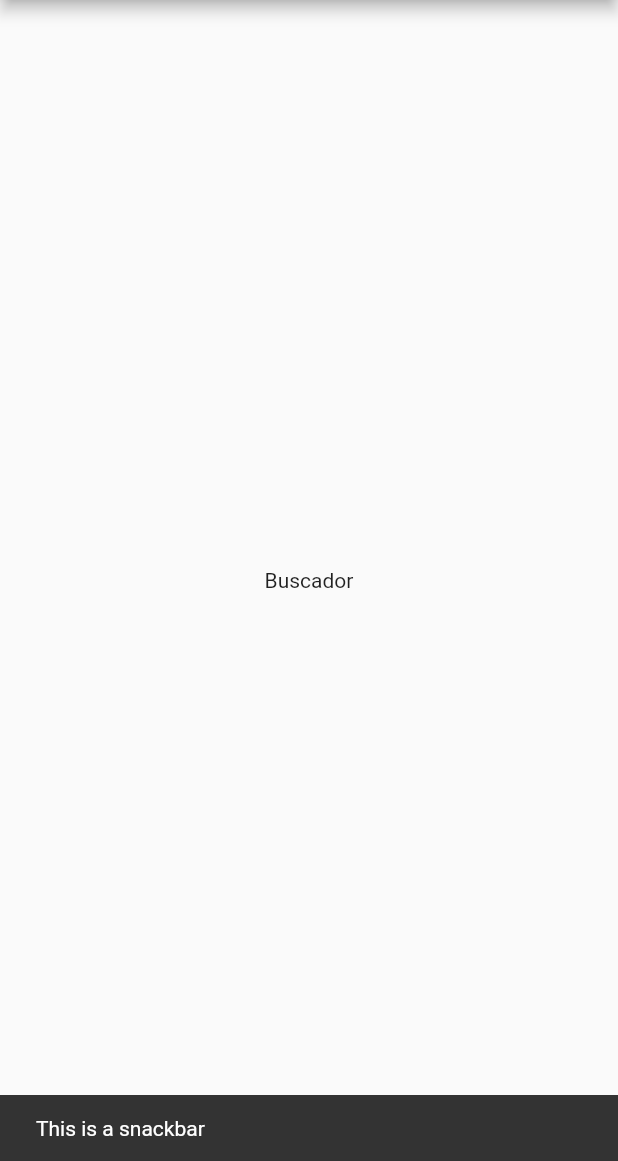
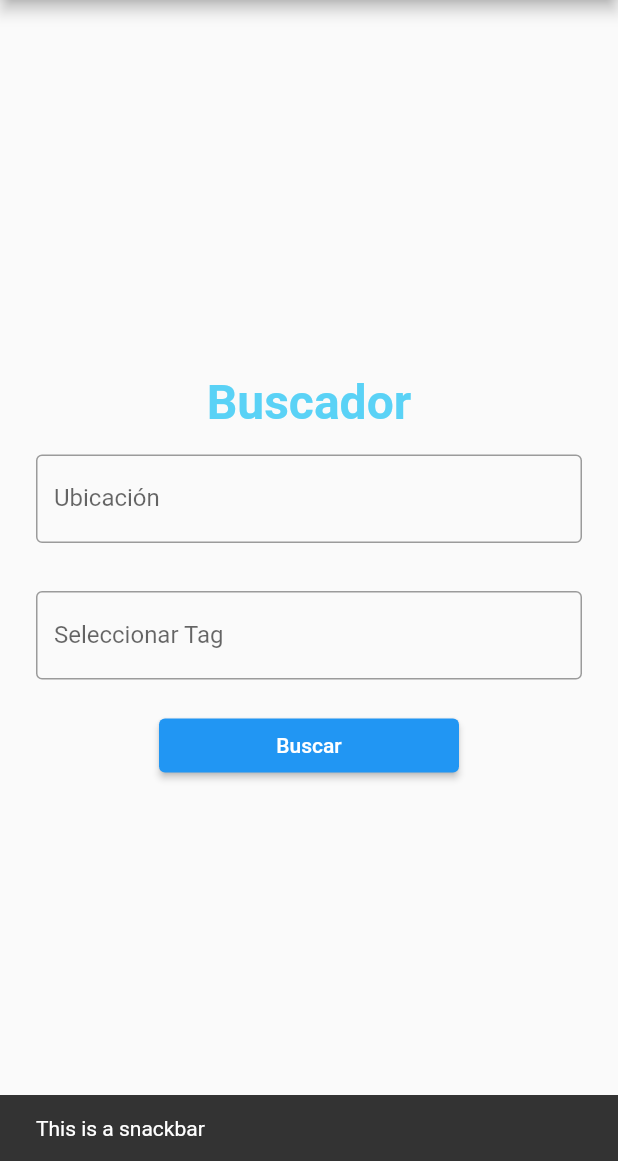
Before and after one commit to LuxyKolink/ViamMundi-frontend, a Flutter app: the BrowserPage screen opened by its route, after a tap on the "add alert" icon, on a phone screen of 412 x 824 dp, the part 75-1236 px from its top. Run offline on Flutter 3.47's test engine with Material 2 defaults, Android fonts, the phone set to English and light mode, and no system bars; our stand-ins replace geolocator, google_maps_flutter; Roboto replaces fonts that are missing (Almarai).

Commit message:
feat: Create initial design for search module pages + fonts added

```diff
--- a/lib/config/routes/routes.dart
+++ b/lib/config/routes/routes.dart
@@ -1,8 +1,8 @@
 import 'package:flutter/material.dart';
 import 'package:viammundi_frontend/modules/browser/pages/browser.dart';
+import 'package:viammundi_frontend/modules/main.dart';
 import 'package:viammundi_frontend/modules/route/pages/create_route.dart';
 import 'package:viammundi_frontend/modules/feed/pages/feed.dart';
-import 'package:viammundi_frontend/modules/skeleton/homescreen.dart';
 import 'package:viammundi_frontend/modules/profile/pages/login.dart';
 import 'package:viammundi_frontend/modules/profile/pages/profile.dart';
 import 'package:viammundi_frontend/modules/profile/pages/register.dart';
@@ -10,7 +10,7 @@ import 'package:viammundi_frontend/modules/route/widgets/mapown.dart';
 
 Map<String, WidgetBuilder> getRoutes() {
   return {
-    '/home': (context) => const HomeScreen(),
+    '/': (context) => const Home(),
     '/profile': (context) => const ProfilePage(),
     '/browser': (context) => const BrowserPage(),
     '/feed': (context) => const FeedPage(),
--- a/lib/modules/browser/pages/browser.dart
+++ b/lib/modules/browser/pages/browser.dart
@@ -1,15 +1,123 @@
 import 'package:flutter/material.dart';
+import '../../../shared/constants/constants.dart';
+import '../../../shared/resources/colors.dart';
+import '../../../shared/widgets/button.dart';
+import '../../../shared/widgets/text.dart';
+import '../../../shared/widgets/textfield.dart';
 import '../../skeleton/widgets/appbar.dart';
 
-class BrowserPage extends StatelessWidget {
+class BrowserPage extends StatefulWidget {
   const BrowserPage({super.key});
 
   @override
+  State<BrowserPage> createState() => _BrowserPageState();
+}
+
+class _BrowserPageState extends State<BrowserPage> {
+  late final TextEditingController _locationSearch;
+  late final TextEditingController _tagSelect;
+  late final TextEditingController _km;
+  late final TextEditingController _hours;
+  late final TextEditingController _initialPrice;
+  late final TextEditingController _lastPrice;
+
+  @override
+  void initState() {
+    _locationSearch = TextEditingController();
+    _tagSelect = TextEditingController();
+    _km = TextEditingController();
+    _hours = TextEditingController();
+    _initialPrice = TextEditingController();
+    _lastPrice = TextEditingController();
+    super.initState();
+  }
+
+  @override
+  void dispose() {
+    _locationSearch.dispose();
+    _tagSelect.dispose();
+    _km.dispose();
+    _hours.dispose();
+    _initialPrice.dispose();
+    _lastPrice.dispose();
+    super.dispose();
+  }
+
+  @override
   Widget build(BuildContext context) {
-    return const Scaffold(
-      appBar: CustomAppBar(),
-      body: Center(
-        child: Text('Buscador'),
+    return Scaffold(
+      appBar: const CustomAppBar(),
+      body: Container(
+        alignment: Alignment.center,
+        padding: const EdgeInsets.all(8),
+        child: Form(
+          child: Column(
+            mainAxisAlignment: MainAxisAlignment.center,
+            children: [
+              const CustomText(
+                text: 'Buscador',
+                fontSize: FontSize.fontSizeLarge,
+                textColor: AppColors.primaryColor,
+                isBold: true,
+              ),
+              Padding(
+                padding: const EdgeInsets.all(16),
+                child: CustomTextField(
+                  controller: _locationSearch,
+                  labelText: 'Ubicación',
+                ),
+              ),
+              Padding(
+                padding: const EdgeInsets.all(16),
+                child: CustomTextField(
+                  controller: _tagSelect,
+                  labelText: 'Seleccionar Tag',
+                ),
+              ),
+              // Padding(
+              //   padding: const EdgeInsets.all(8.0),
+              //   child: Row(
+              //     children: [
+              //       Column(
+              //         mainAxisAlignment: MainAxisAlignment.center,
+              //         children: [
+              //           Padding(
+              //             padding: const EdgeInsets.all(16),
+              //             child:
+              //                 CustomTextField(controller: _km, labelText: 'Km'),
+              //           ),
+              //           Padding(
+              //             padding: const EdgeInsets.all(16),
+              //             child: CustomTextField(
+              //                 controller: _hours, labelText: 'Horas'),
+              //           ),
+              //         ],
+              //       ),
+              //       Column(
+              //         mainAxisAlignment: MainAxisAlignment.center,
+              //         children: [
+              //           Padding(
+              //             padding: const EdgeInsets.all(16),
+              //             child: CustomTextField(
+              //                 controller: _initialPrice, labelText: 'Desde'),
+              //           ),
+              //           Padding(
+              //             padding: const EdgeInsets.all(16),
+              //             child: CustomTextField(
+              //                 controller: _lastPrice, labelText: 'Hasta'),
+              //           ),
+              //         ],
+              //       ),
+              //     ],
+              //   ),
+              // ),
+              Padding(
+                padding: const EdgeInsets.all(4),
+                child: Button(text: 'Buscar', onPressed: () {}),
+              ),
+            ],
+          ),
+        ),
       ),
     );
   }
--- a/lib/modules/skeleton/widgets/appbar.dart
+++ b/lib/modules/skeleton/widgets/appbar.dart
@@ -1,5 +1,5 @@
 import 'package:flutter/material.dart';
-// import 'package:viammundi_frontend/src/utils/colors.dart';
+import 'package:viammundi_frontend/shared/resources/colors.dart';
 
 class CustomAppBar extends StatelessWidget implements PreferredSizeWidget {
   final bool showTabBar;
@@ -34,6 +34,7 @@ class CustomAppBar extends StatelessWidget implements PreferredSizeWidget {
       ],
       bottom: showTabBar
           ? const TabBar(
+              labelColor: AppColors.white,
               tabs: <Widget>[
                 Tab(icon: Icon(Icons.thumb_up)),
                 Tab(icon: Icon(Icons.map)),
--- a/lib/modules/skeleton/widgets/bottomtabs.dart
+++ b/lib/modules/skeleton/widgets/bottomtabs.dart
@@ -1,5 +1,5 @@
 import 'package:flutter/material.dart';
-import 'package:viammundi_frontend/shared/resources/colors.dart';
+import '../../../shared/resources/colors.dart';
 
 class BottomNavBar extends StatelessWidget {
   final int selectedIndex;
--- /dev/null
+++ b/lib/shared/widgets/textfield.dart
@@ -0,0 +1,27 @@
+import 'package:flutter/material.dart';
+
+class CustomTextField extends StatelessWidget {
+  final TextEditingController controller;
+  final String labelText;
+  final bool isDesc;
+
+  const CustomTextField(
+      {super.key,
+      required this.controller,
+      required this.labelText,
+      this.isDesc = false});
+
+  @override
+  Widget build(BuildContext context) {
+    return TextField(
+      controller: controller,
+      decoration: InputDecoration(
+        labelText: labelText,
+        contentPadding: isDesc
+            ? const EdgeInsets.symmetric(vertical: 20.0)
+            : null, // Ajusta la altura del recuadro
+        border: const OutlineInputBorder(), // Opcional: personaliza el borde
+      ),
+    );
+  }
+}
--- a/lib/viamundi.dart
+++ b/lib/viamundi.dart
@@ -1,6 +1,22 @@
 import 'package:flutter/material.dart';
-import 'package:viammundi_frontend/modules/main.dart';
+import './config/routes/routes.dart';
+import './config/theme/theme.dart';
 
 void main() {
   runApp(const MainApp());
 }
+
+class MainApp extends StatelessWidget {
+  const MainApp({super.key});
+
+  @override
+  Widget build(BuildContext context) {
+    return MaterialApp(
+      title: 'ViaMundi',
+      debugShowCheckedModeBanner: false,
+      theme: AppTheme.lightTheme,
+      initialRoute: '/',
+      routes: getRoutes(),
+    );
+  }
+}
```
Also changed, not shown: lib/modules/browser/pages/profile_browser.dart (added, +65 -0 lines), lib/modules/main.dart (+4 -12 lines), lib/modules/skeleton/homescreen.dart (deleted, +0 -44 lines), lib/modules/skeleton/skeleton.dart (+44 -0 lines), lib/shared/widgets/textformfield.dart (+6 -1 lines), assets/fonts/Almarai/Almarai-Bold.ttf (added), assets/fonts/Almarai/Almarai-ExtraBold.ttf (added), assets/fonts/Almarai/Almarai-Light.ttf (added), assets/fonts/Almarai/Almarai-Regular.ttf (added).
